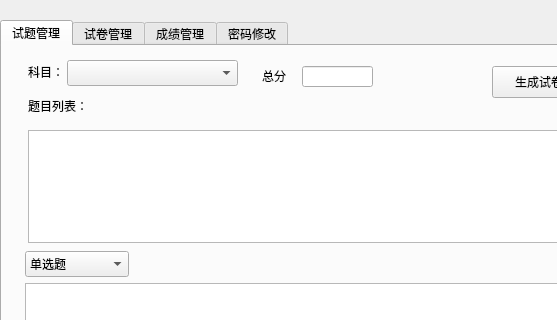
First picture: the form in client/examonline/teacherpersonal.ui, repository 787028221/exam, before the edit; both pictures show x 0 to 557 and y 0 to 320 of the 745 by 506 pixel window.
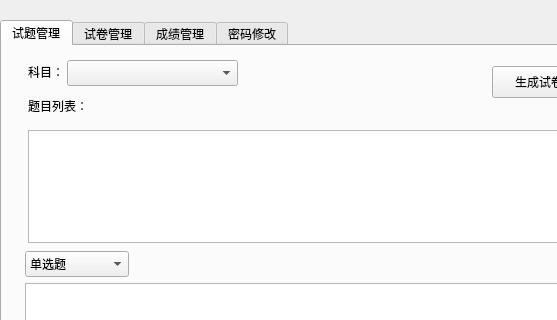
Second picture: the form after the edit. The open tabs and pages were chosen to show the change.

Patch:
```diff
--- a/client/examonline/teacherpersonal.ui
+++ b/client/examonline/teacherpersonal.ui
@@ -39,30 +39,7 @@
       </rect>
      </property>
     </widget>
-    <widget class="QLabel" name="label_38">
-     <property name="geometry">
-      <rect>
-       <x>260</x>
-       <y>20</y>
-       <width>26</width>
-       <height>19</height>
-      </rect>
-     </property>
-     <property name="text">
-      <string>总分</string>
-     </property>
-    </widget>
-    <widget class="QLineEdit" name="lescore">
-     <property name="geometry">
-      <rect>
-       <x>300</x>
-       <y>20</y>
-       <width>71</width>
-       <height>21</height>
-      </rect>
-     </property>
-    </widget>
-    <widget class="QPushButton" name="btnOk_9">
+    <widget class="QPushButton" name="btnModify">
      <property name="geometry">
       <rect>
        <x>283</x>
@@ -357,6 +334,16 @@
         </property>
        </spacer>
       </item>
+      <item>
+       <widget class="QLabel" name="label_38">
+        <property name="text">
+         <string>总分</string>
+        </property>
+       </widget>
+      </item>
+      <item>
+       <widget class="QLineEdit" name="lescore"/>
+      </item>
       <item>
        <widget class="QLabel" name="label_36">
         <property name="text">
```
Left out of the diff: 16 changed lines with no effect on the pictures.
